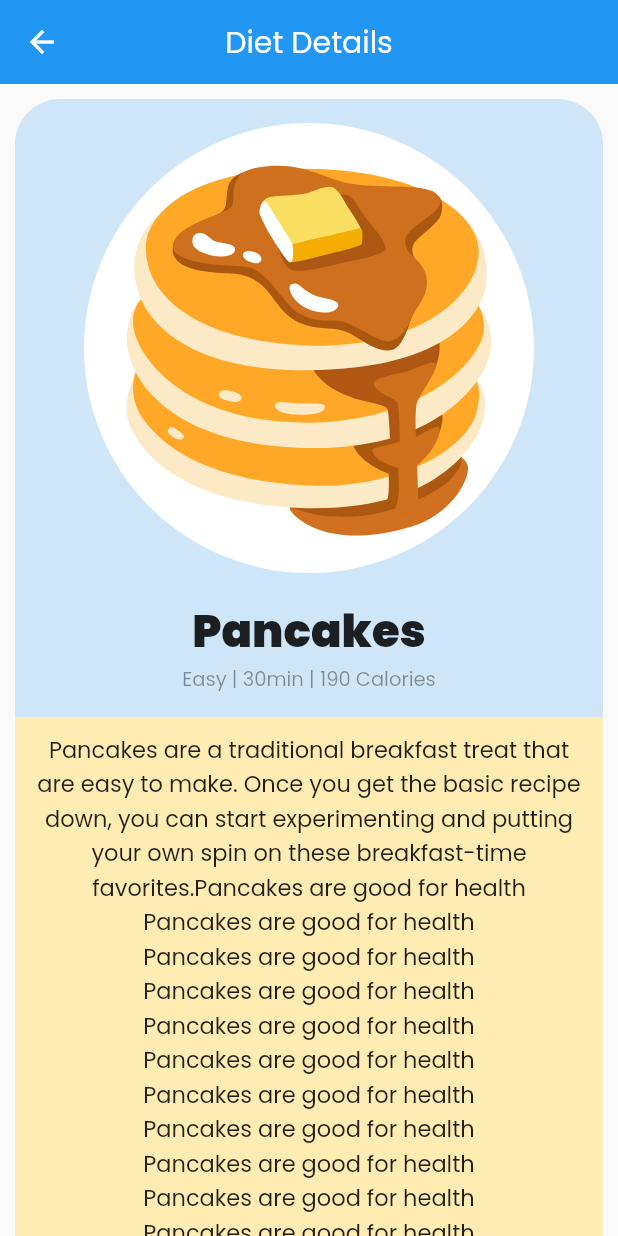
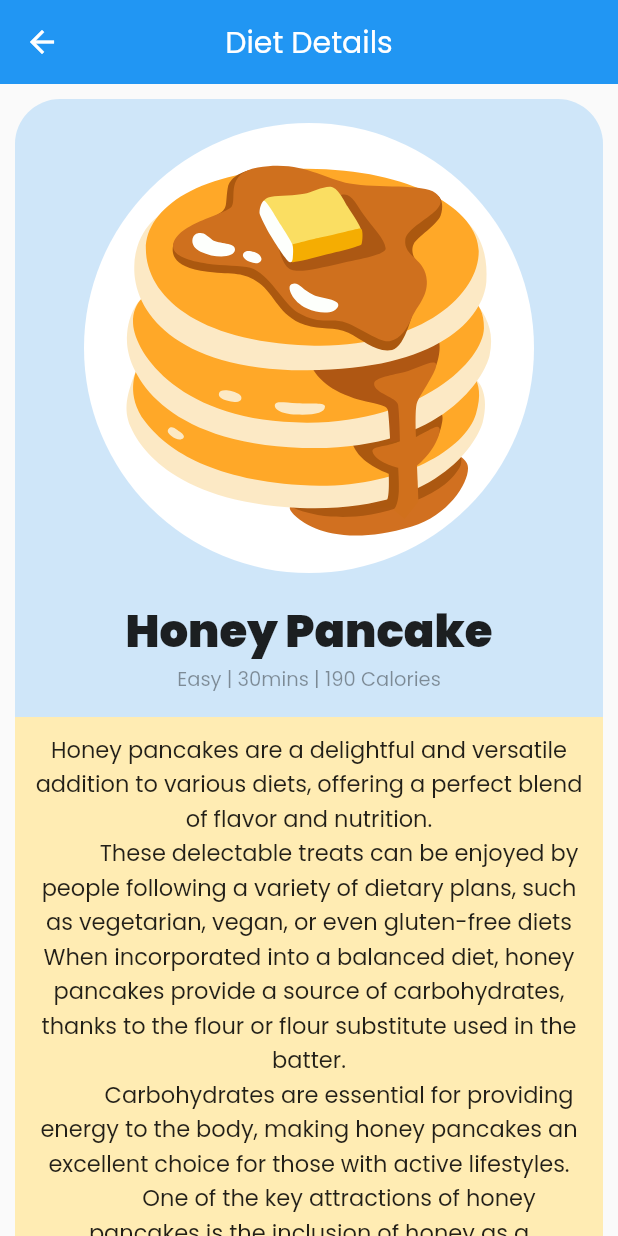
Before and after one commit to Hamza-0004/flutter-basic-practice-Breakfast-project, a Flutter app: the screen it shows after launch, after a tap on "View", on a phone screen of 412 x 824 dp. Run offline on Flutter 3.47's test engine with Material 2 defaults, Android fonts, the phone set to English and light mode, and no system bars; our stand-ins replace flutter_svg, fluttertoast.

Commit message:
dietDetails_Screen is completed with Loading dynamic data, which came for home_Screen

```diff
--- a/lib/dietDetails_screen.dart
+++ b/lib/dietDetails_screen.dart
@@ -1,8 +1,10 @@
 import 'package:flutter/material.dart';
 import 'package:flutter_svg/flutter_svg.dart';
+import 'package:practice_project_1/models/diet_model.dart';
 
 class DietDetails extends StatefulWidget {
-  DietDetails({Key? key}) : super(key: key);
+  final DietModel dietModel;
+  DietDetails({Key? key, required this.dietModel}) : super(key: key);
   @override
   State<DietDetails> createState() => _DietDetailsState();
 }
@@ -10,6 +12,7 @@ class DietDetails extends StatefulWidget {
 class _DietDetailsState extends State<DietDetails> {
   @override
   Widget build(BuildContext context) {
+    DietModel dietModel = widget.dietModel;
     return Scaffold(
       appBar: AppBar(
         centerTitle: true,
@@ -41,29 +44,21 @@ class _DietDetailsState extends State<DietDetails> {
                       color: Colors.white, shape: BoxShape.circle),
                   child: Padding(
                     padding: const EdgeInsets.all(20),
-                    child: SvgPicture.asset('assets/icons/pancakes.svg'),
+                    child: SvgPicture.asset(dietModel.iconPath),
                   ),
                 ),
-                // Expanded(
-                //   flex: 8,
-                //   child: Container(
-                //     // height: 300,
-                //     width: double.infinity,
-                //     decoration: BoxDecoration(
-                //         color: Colors.white, shape: BoxShape.circle),
-                //     child: Padding(
-                //       padding: const EdgeInsets.all(20),
-                //       child: SvgPicture.asset('assets/icons/pancakes.svg'),
-                //     ),
-                //   ),
-                // ),
                 Column(
                   children: [
-                    Text('Pancakes',
+                    Text(dietModel.name,
                         style: TextStyle(
                             fontSize: 30, fontWeight: FontWeight.w600)),
                     Text(
-                      'Easy' + ' | ' + '30min' + ' | ' + '190' + ' Calories',
+                      dietModel.level +
+                          ' | ' +
+                          dietModel.duration +
+                          ' | ' +
+                          dietModel.calorie +
+                          ' Calories',
                       style: TextStyle(
                           color: Colors.black.withOpacity(0.4), fontSize: 13),
                     ),
@@ -79,19 +74,7 @@ class _DietDetailsState extends State<DietDetails> {
                   margin: EdgeInsets.only(left: 10, right: 10),
                   decoration: BoxDecoration(color: Colors.amber.shade100),
                   child: Text(
-                    'Pancakes are a traditional breakfast treat that are easy to make. Once you get the basic recipe down, you can start experimenting and putting your own spin on these breakfast-time favorites.' +
-                        'Pancakes are good for health\n' +
-                        'Pancakes are good for health\n' +
-                        'Pancakes are good for health\n' +
-                        'Pancakes are good for health\n' +
-                        'Pancakes are good for health\n' +
-                        'Pancakes are good for health\n' +
-                        'Pancakes are good for health\n' +
-                        'Pancakes are good for health\n' +
-                        'Pancakes are good for health\n' +
-                        'Pancakes are good for health\n' +
-                        'Pancakes are good for health\n' +
-                        'Pancakes are good for health\n',
+                    dietModel.description,
                     textAlign: TextAlign.center,
                     style: TextStyle(
                       fontSize: 15,
@@ -100,20 +83,6 @@ class _DietDetailsState extends State<DietDetails> {
                   )),
             ),
           ),
-          // Expanded(
-          //   child: Container(
-          //       padding: EdgeInsets.only(top: 10, left: 10, right: 10),
-          //       margin: EdgeInsets.only(left: 10, right: 10),
-          //       decoration: BoxDecoration(color: Colors.amber.shade100),
-          //       child: Text(
-          //         'Pancakes are a traditional breakfast treat that are easy to make. Once you get the basic recipe down, you can start experimenting and putting your own spin on these breakfast-time favorites.',
-          //         textAlign: TextAlign.center,
-          //         style: TextStyle(
-          //           fontSize: 15,
-          //           fontWeight: FontWeight.w400,
-          //         ),
-          //       )),
-          // )
         ],
       ),
     );
--- a/lib/home_screen.dart
+++ b/lib/home_screen.dart
@@ -202,11 +202,13 @@ class _HomePageState extends State<HomePage> {
                             Navigator.push(
                                 context,
                                 MaterialPageRoute(
-                                  builder: (context) => DietDetails(),
+                                  builder: (context) => DietDetails(
+                                    dietModel: diets[index],
+                                  ),
                                 ));
 
-                            Navigator.pushNamed(
-                                context, '/dietDetails_screen.dart');
+                            // Navigator.pushNamed(
+                            //     context, '/dietDetails_screen.dart');
                           },
                           child: Container(
                             height: 45,
--- a/lib/models/diet_model.dart
+++ b/lib/models/diet_model.dart
@@ -4,6 +4,7 @@ class DietModel {
   String duration;
   String level;
   String calorie;
+  String description;
   bool viewIsSelected;
 
   DietModel(
@@ -12,7 +13,8 @@ class DietModel {
       required this.duration,
       required this.calorie,
       required this.level,
-      required this.viewIsSelected});
+      required this.viewIsSelected,
+      required this.description});
 
   static List<DietModel> getDiets() {
     List<DietModel> diets = [];
@@ -23,7 +25,15 @@ class DietModel {
         duration: '30mins',
         calorie: '190',
         level: "Easy",
-        viewIsSelected: true));
+        viewIsSelected: true,
+        description:
+            '''Honey pancakes are a delightful and versatile addition to various diets, offering a perfect blend of flavor and nutrition.
+          These delectable treats can be enjoyed by people following a variety of dietary plans, such as vegetarian, vegan, or even gluten-free diets When incorporated into a balanced diet, honey pancakes provide a source of carbohydrates, thanks to the flour or flour substitute used in the batter.
+          Carbohydrates are essential for providing energy to the body, making honey pancakes an excellent choice for those with active lifestyles.
+          One of the key attractions of honey pancakes is the inclusion of honey as a sweetener.
+          Honey not only adds natural sweetness but also offers numerous health benefits.
+          It contains antioxidants and has antibacterial properties, which can support overall well-being.
+          Additionally, honey has a lower glycemic index compared to refined sugar, making it a preferred option for individuals concerned about blood sugar levels.'''));
 
     diets.add(DietModel(
         name: 'Chae Paratha',
@@ -31,7 +41,12 @@ class DietModel {
         duration: '20mins',
         calorie: '290',
         level: "Super Easy",
-        viewIsSelected: true));
+        viewIsSelected: true,
+        description:
+            '''A Chae Paratha breakfast is a delightful morning indulgence from the Indian subcontinent.
+        It features golden-brown, flaky parathas cooked in ghee or oil, served alongside a steaming cup of spiced chai.
+        This satisfying meal is often accompanied by pickles, yogurt, chutneys, or vegetable curry, creating a symphony of flavors that's both comforting and rich.
+        Whether you're tearing apart layers of paratha or sipping on aromatic tea, Chae Paratha breakfasts offer a flavorful and heartwarming start to the day, deeply cherished in many Indian households.'''));
 
     diets.add(DietModel(
         name: 'Pizza',
@@ -39,16 +54,31 @@ class DietModel {
         duration: '30mins',
         calorie: '300',
         level: "moderate",
-        viewIsSelected: true));
+        viewIsSelected: true,
+        description:
+            '''Pizza, an iconic dish beloved worldwide, is a culinary masterpiece that transcends cultural boundaries.
+        Originating from Italy, this delectable creation has evolved into a diverse and endlessly customizable delight.
+        At its core, pizza consists of a thin or thick crust, typically made from wheat dough, adorned with a tomato-based sauce and topped with an array of ingredients, including mozzarella cheese and a variety of meats, vegetables, herbs, and spices.
+        The beauty of pizza lies in its versatility, with options ranging from the classic Margherita, showcasing simplicity and elegance, to extravagant gourmet creations featuring exotic ingredients.
+        Baked to perfection in a blazing hot oven, pizza emerges with a harmonious blend of textures and flavors: the crispiness of the crust, the creaminess of the cheese, and the freshness of the toppings.
+        Whether enjoyed in a pizzeria, at a family gathering, or as a quick takeout meal, pizza has become a universal comfort food, uniting people through the joy of its irresistible taste and communal sharing.
+        It's a culinary icon that continues to inspire, innovate, and bring people together around a slice of pure deliciousness.'''));
 
     diets.add(DietModel(
-        name: 'Omlette',
+        name: 'Omelette',
         iconPath: 'assets/icons/omlette.svg',
         duration: '20mins',
         calorie: '150',
         level: "Easy",
-        viewIsSelected: true));
-
+        viewIsSelected: true,
+        description:
+            '''An omelette is a classic and versatile dish that has found its way into breakfast tables and menus around the world.
+        This simple yet satisfying creation starts with beaten eggs seasoned with a pinch of salt and pepper.
+        The eggs are then gently poured into a hot, greased skillet, where they cook until they form a tender, fluffy pillow of goodness.
+        Omelettes can be personalized with a wide array of fillings, such as cheese, diced vegetables, herbs, or meats, allowing for endless flavor combinations to suit individual tastes.
+        The art of folding the omelette over its fillings to create a neat, crescent-shaped package adds to its visual appeal.
+        Whether it's a classic French omelette, a hearty Western omelette with ham and peppers, or a vegetarian version bursting with spinach and feta, this versatile dish embodies comfort and creativity.
+        Omelettes are a go-to choice for breakfast or brunch, but their simplicity and adaptability make them a delightful option for any meal of the day, offering both nourishment and culinary pleasure to those who enjoy them.'''));
     return (diets);
   }
 }
```
